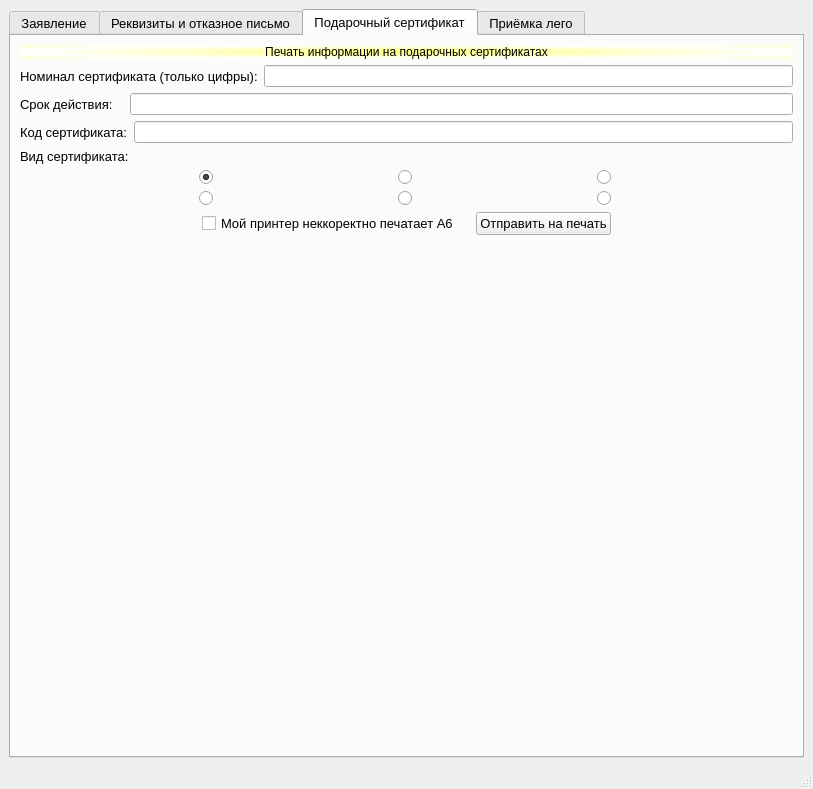
Qt form v3.ui (AlexeyVorozhcov/BayersGamePark) before a commit.
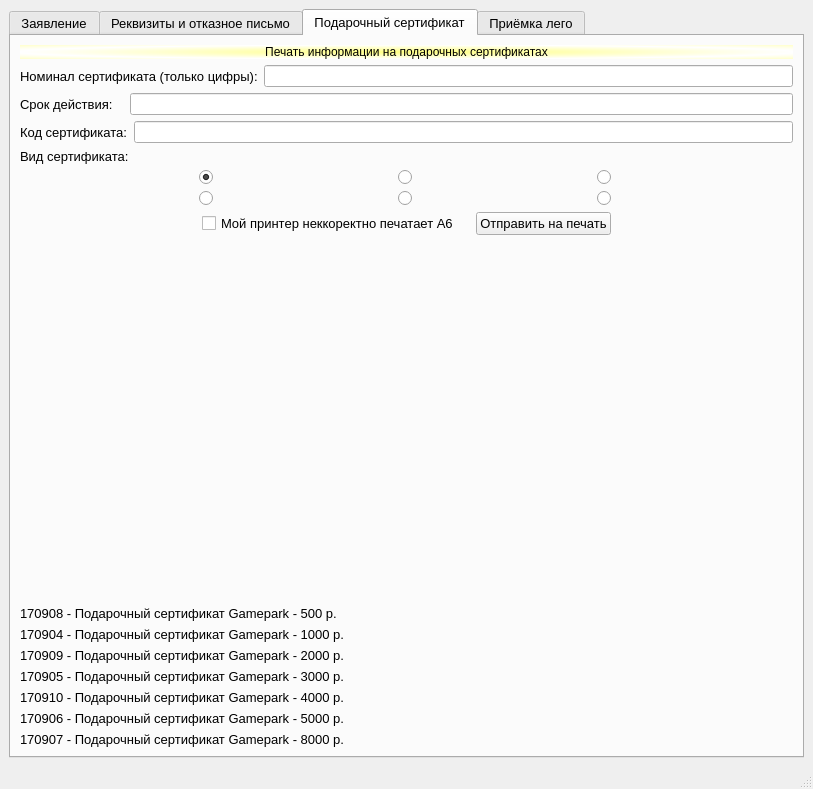
The same form after that commit. Icons and pictures are not drawn.

```diff
--- a/v3.ui
+++ b/v3.ui
@@ -1914,6 +1914,55 @@
           </property>
          </spacer>
         </item>
+        <item>
+         <widget class="QLabel" name="label_39">
+          <property name="text">
+           <string>170908 - Подарочный сертификат Gamepark - 500 р.</string>
+          </property>
+         </widget>
+        </item>
+        <item>
+         <widget class="QLabel" name="label_40">
+          <property name="text">
+           <string>170904 - Подарочный сертификат Gamepark - 1000 р.</string>
+          </property>
+         </widget>
+        </item>
+        <item>
+         <widget class="QLabel" name="label_41">
+          <property name="text">
+           <string>170909 - Подарочный сертификат Gamepark - 2000 р.</string>
+          </property>
+         </widget>
+        </item>
+        <item>
+         <widget class="QLabel" name="label_42">
+          <property name="text">
+           <string>170905 - Подарочный сертификат Gamepark - 3000 р.</string>
+          </property>
+         </widget>
+        </item>
+        <item>
+         <widget class="QLabel" name="label_43">
+          <property name="text">
+           <string>170910 - Подарочный сертификат Gamepark - 4000 р.</string>
+          </property>
+         </widget>
+        </item>
+        <item>
+         <widget class="QLabel" name="label_44">
+          <property name="text">
+           <string>170906 - Подарочный сертификат Gamepark - 5000 р.</string>
+          </property>
+         </widget>
+        </item>
+        <item>
+         <widget class="QLabel" name="label_45">
+          <property name="text">
+           <string>170907 - Подарочный сертификат Gamepark - 8000 р.</string>
+          </property>
+         </widget>
+        </item>
        </layout>
       </widget>
       <widget class="QWidget" name="tab_3">
```
Left out of the diff: 6 changed lines with no effect on the pictures.
